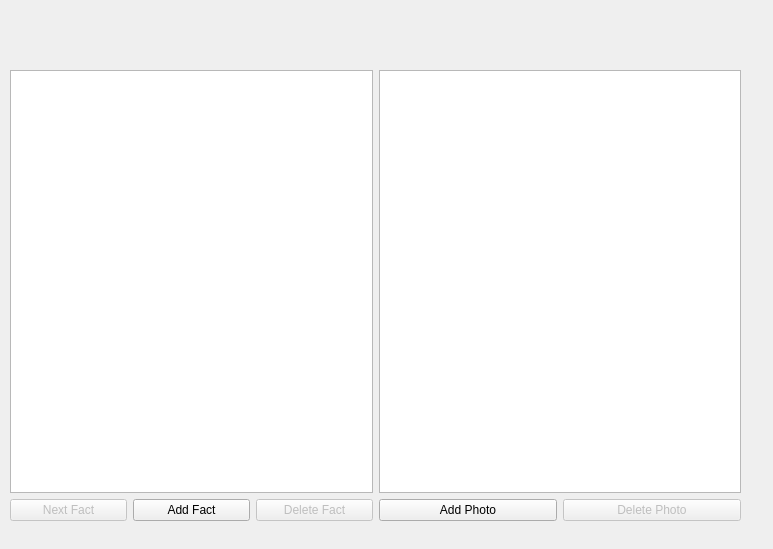
Qt form VLN1-H32/moreinfo.ui (Kristian15/VLN1-Hopur32) before a commit.
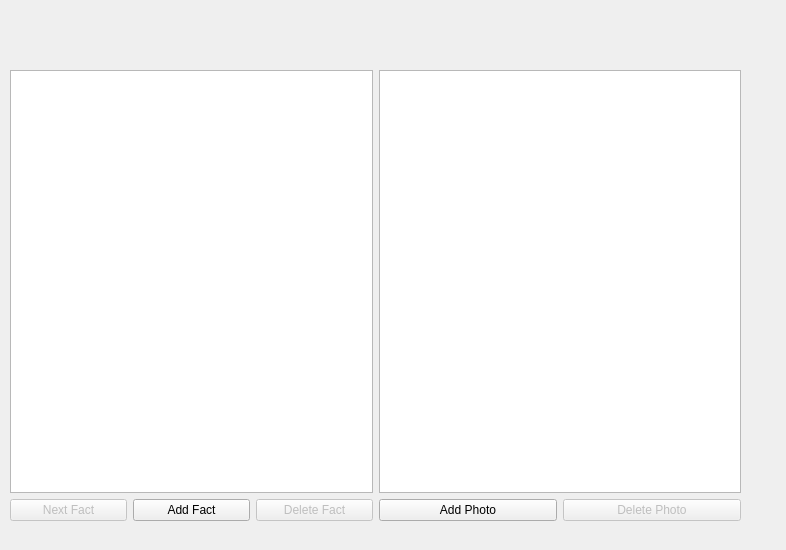
The same form after that commit.

What changed in the file:
```diff
--- a/VLN1-H32/moreinfo.ui
+++ b/VLN1-H32/moreinfo.ui
@@ -6,8 +6,8 @@
    <rect>
     <x>0</x>
     <y>0</y>
-    <width>773</width>
-    <height>549</height>
+    <width>786</width>
+    <height>550</height>
    </rect>
   </property>
   <property name="windowTitle">
```
Left out of the diff: 6 changed lines with no effect on the pictures.
